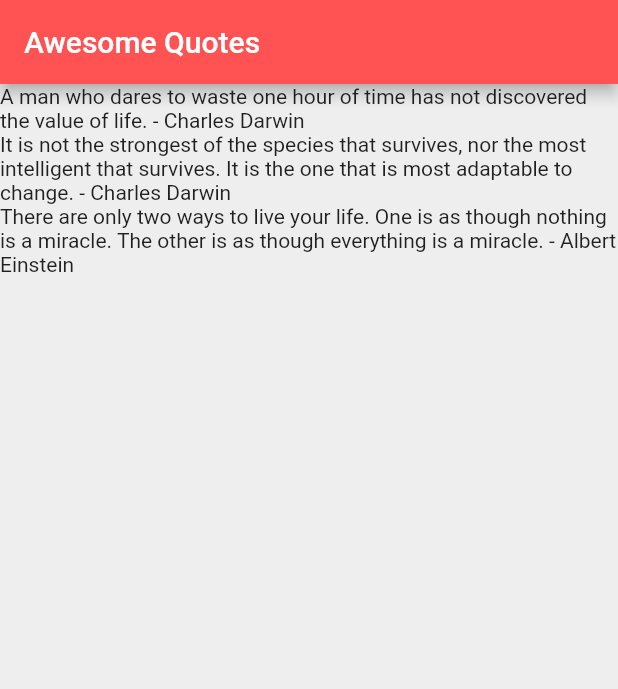
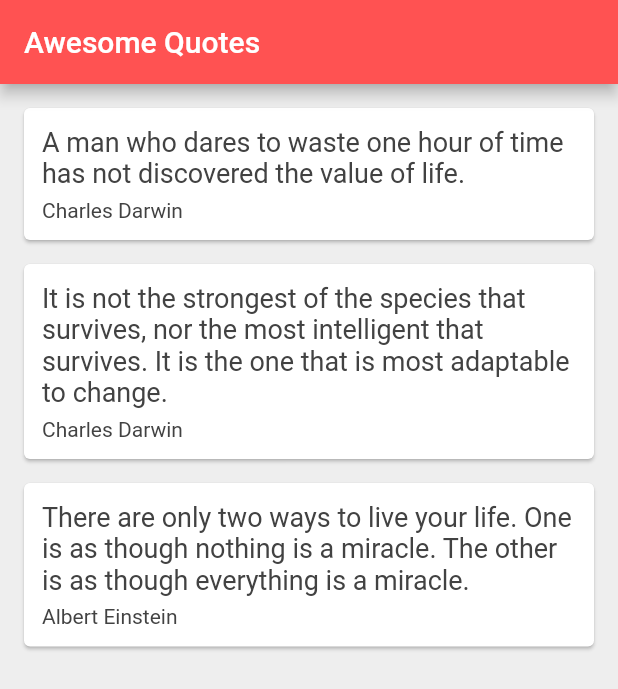
Before and after one commit to honmetha/flutter_tutorial, a Flutter app: the screen it shows after launch, on a phone screen of 412 x 824 dp. Shown: the top 689 px of the screen. Run offline on Flutter 3.47's test engine with Material 2 defaults, Android fonts, the phone set to English and light mode, and no system bars.

Commit message:
[Added] 19 - Cards

```diff
--- a/lib/main.dart
+++ b/lib/main.dart
@@ -2,8 +2,8 @@ import 'package:flutter/material.dart';
 import 'quote.dart';
 
 void main() => runApp(const MaterialApp(
-      home: QuoteList(),
-    ));
+  home: QuoteList(),
+));
 
 class QuoteList extends StatefulWidget {
   const QuoteList({Key? key}) : super(key: key);
@@ -19,6 +19,35 @@ class _QuoteListState extends State<QuoteList> {
     Quote(author: 'Albert Einstein', text: 'There are only two ways to live your life. One is as though nothing is a miracle. The other is as though everything is a miracle.'),
   ];
 
+  Widget quoteTemplate(quote) {
+    return Card(
+      margin: const EdgeInsets.fromLTRB(16.0, 16.0, 16.0, 0),
+      child: Padding(
+        padding: const EdgeInsets.all(12.0),
+        child: Column(
+          crossAxisAlignment: CrossAxisAlignment.stretch,
+          children: <Widget>[
+            Text(
+              quote.text,
+              style: TextStyle(
+                fontSize: 18.0,
+                color: Colors.grey[800],
+              ),
+            ),
+            const SizedBox(height: 6.0),
+            Text(
+              quote.author,
+              style: TextStyle(
+                fontSize: 14.0,
+                color: Colors.grey[800],
+              )
+            ),
+          ],
+        ),
+      ),
+    );
+  }
+
   @override
   Widget build(BuildContext context) {
     return Scaffold(
@@ -28,7 +57,7 @@ class _QuoteListState extends State<QuoteList> {
         backgroundColor: Colors.redAccent,
       ),
       body: Column(
-        children: quotes.map((quote) => Text('${quote.text} - ${quote.author}')).toList(),
+        children: quotes.map((quote) => quoteTemplate(quote)).toList(),
       ),
     );
   }
```
